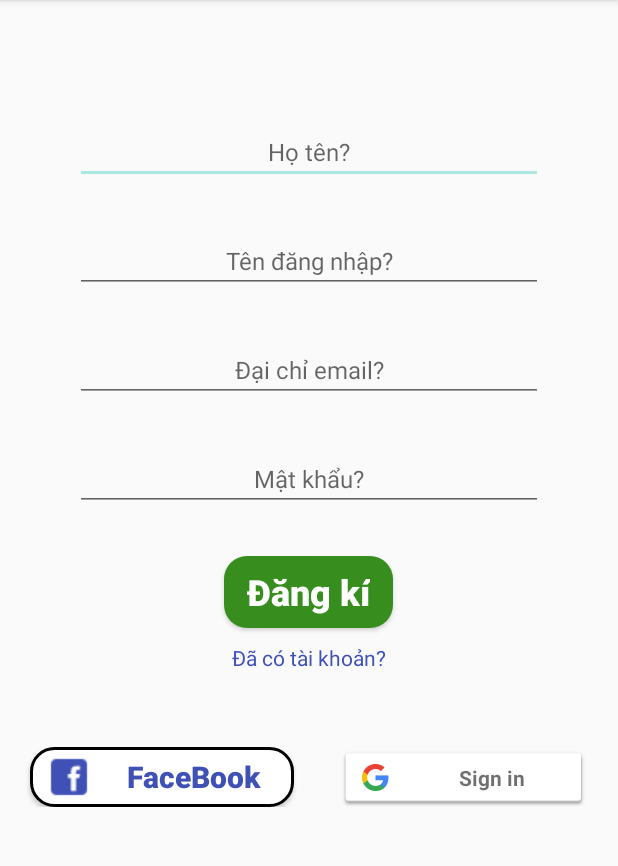
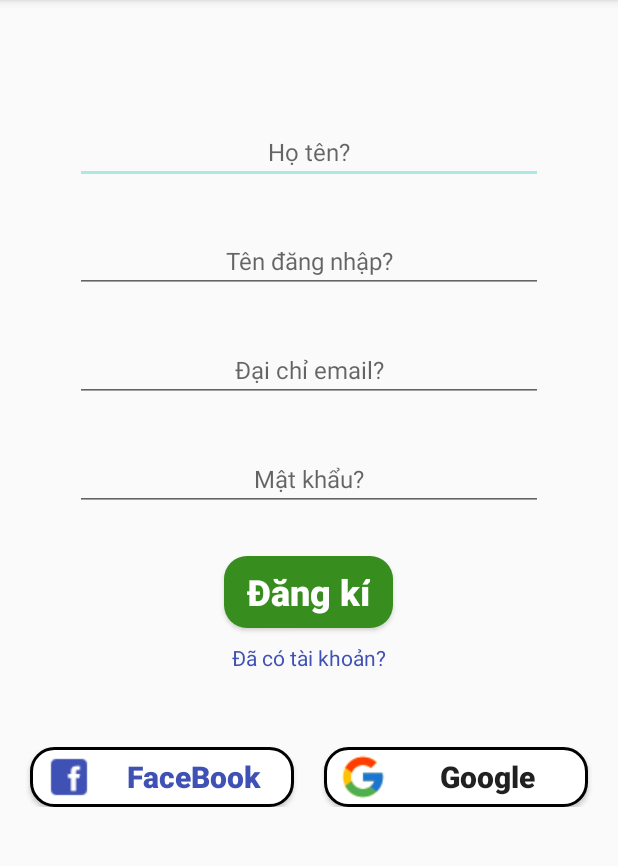
Before and after one commit to leomaster114/EasyEngApp, an Android app: the RegisterActivity screen opened directly, with no data from a screen before it, on a phone screen of 412 x 824 dp, the part 84-950 px from its top. Run offline under Robolectric (Android 15) with nearby library versions, the light colour scheme and no system bars; our stand-ins replace Firebase (no records; nobody signed in at launch, a user with empty details on screens opened directly).

Commit message:
signout progressbar

```diff
--- a/app/build.gradle
+++ b/app/build.gradle
@@ -40,4 +40,5 @@ dependencies {
     implementation 'com.google.firebase:firebase-auth:19.3.1'
     implementation 'com.google.android.gms:play-services-auth:18.0.0'
     implementation 'com.squareup.picasso:picasso:2.5.2'
+    implementation 'de.hdodenhof:circleimageview:3.1.0'
 }
--- a/app/src/main/java/com/example/easyengapp/Activity/RegisterActivity.java
+++ b/app/src/main/java/com/example/easyengapp/Activity/RegisterActivity.java
@@ -15,6 +15,7 @@ import android.view.MenuItem;
 import android.view.View;
 import android.widget.Button;
 import android.widget.EditText;
+import android.widget.ProgressBar;
 import android.widget.TextView;
 import android.widget.Toast;
 
@@ -45,9 +46,9 @@ import retrofit2.Response;
 
 public class RegisterActivity extends AppCompatActivity implements View.OnClickListener {
     EditText edt_email,edt_name,edt_pass,edt_username;
-    Button btn_register, btn_login_fb;
-    SignInButton signInButton;
+    Button btn_register, btn_login_fb, btn_login_gg;
     TextView tv_have_acc;
+    private ProgressBar progressBar;
     public static GoogleSignInClient signInClient;
     //Declare an instance of FirebaseAuth
     private FirebaseAuth mAuth;
@@ -62,12 +63,13 @@ public class RegisterActivity extends AppCompatActivity implements View.OnClickL
         edt_username = findViewById(R.id.edt_username);
         btn_register = findViewById(R.id.btn_register);
         btn_login_fb = findViewById(R.id.btn_login_fb);
-        signInButton = findViewById(R.id.btn_login_gg);
+        btn_login_gg = findViewById(R.id.btn_login_gg);
         tv_have_acc = findViewById(R.id.tv_have_acc);
+        progressBar = findViewById(R.id.progressBar);
         // click event
         btn_register.setOnClickListener(this);
         btn_login_fb.setOnClickListener(this);
-        signInButton.setOnClickListener(this);
+        btn_login_gg.setOnClickListener(this);
         tv_have_acc.setOnClickListener(this);
         // Initialize Firebase Auth
         mAuth = FirebaseAuth.getInstance();
@@ -102,6 +104,7 @@ public class RegisterActivity extends AppCompatActivity implements View.OnClickL
         switch (v.getId()){
             case R.id.btn_register:{// click Dang ky
                 //save in database
+                progressBar.setVisibility(View.VISIBLE);
                 UserRegister();
                 break;
             }
@@ -114,6 +117,7 @@ public class RegisterActivity extends AppCompatActivity implements View.OnClickL
             }
             case R.id.btn_login_gg:{
                 // xử lý login bằng google
+                progressBar.setVisibility(View.VISIBLE);
                LoginGoogle();
                 break;
             }
@@ -155,9 +159,11 @@ public class RegisterActivity extends AppCompatActivity implements View.OnClickL
         mAuth.signInWithCredential(authCredential).addOnCompleteListener(this, new OnCompleteListener<AuthResult>() {
             @Override
             public void onComplete(@NonNull Task<AuthResult> task) {
+                progressBar.setVisibility(View.GONE);
                 if(task.isSuccessful()){
                     Toast.makeText(RegisterActivity.this,"Successfully",Toast.LENGTH_SHORT).show();
                     FirebaseUser user = mAuth.getCurrentUser();
+
                     updateUI(user);
 
                 }else{
@@ -243,6 +249,7 @@ public class RegisterActivity extends AppCompatActivity implements View.OnClickL
             public void onResponse(Call<RegisterResponse> call, Response<RegisterResponse> response) {
                 RegisterResponse result = response.body();
                 if(result.isStatus()){
+                    progressBar.setVisibility(View.GONE);
                     Toast.makeText(RegisterActivity.this,"Đăng ký thành công",Toast.LENGTH_LONG).show();
                     Intent intent = new Intent(RegisterActivity.this,LoginActivity.class);
                     startActivity(intent);
--- a/app/src/main/res/layout/activity_register.xml
+++ b/app/src/main/res/layout/activity_register.xml
@@ -113,10 +113,12 @@
                     android:textColor="#3F51B5"
                     android:textSize="20sp"
                     android:textStyle="bold" />
-                <com.google.android.gms.common.SignInButton
+                <Button
                     android:id="@+id/btn_login_gg"
                     android:layout_width="0dp"
                     android:layout_height="40dp"
+                    android:drawableLeft="@drawable/logogg"
+                    android:background="@drawable/btn_login_fb"
                     android:layout_marginLeft="10dp"
                     android:layout_marginRight="20dp"
                     android:layout_weight="1"
@@ -126,6 +128,13 @@
                     android:textSize="20dp"
                     android:textStyle="bold"/>
             </LinearLayout>
+            <ProgressBar
+                android:id="@+id/progressBar"
+                android:layout_width="30dp"
+                android:layout_height="30dp"
+                android:layout_gravity="center|bottom"
+                android:layout_marginBottom="20dp"
+                android:visibility="gone" />
         </LinearLayout>
     </FrameLayout>
 
--- a/app/src/main/res/menu/option_menu_loginactivity.xml
+++ b/app/src/main/res/menu/option_menu_loginactivity.xml
@@ -11,4 +11,7 @@
     <item
         android:id="@+id/App_setup"
         android:title="@string/set_up" />
+    <item
+        android:id="@+id/App_feedback"
+        android:title="@string/feed_back" />
 </menu>
--- a/app/src/main/res/menu/option_menu_main.xml
+++ b/app/src/main/res/menu/option_menu_main.xml
@@ -7,4 +7,8 @@
     <item
         android:id="@+id/App_setup"
         android:title="@string/set_up" />
+    <item
+        android:id="@+id/App_feedback"
+        android:title="@string/feed_back" />
+
 </menu>
--- a/app/src/main/res/values/strings.xml
+++ b/app/src/main/res/values/strings.xml
@@ -5,6 +5,7 @@
     //option menu
     <string name="app_info">Thông tin ứng dụng</string>
     <string name="set_up">Cài đặt</string>
+    <string name="feed_back">Báo cáo ứng dụng</string>
     <string name="hint_email_login">Tên tài khoản?</string>
     <string name="hint_password_login">Mật khẩu của bạn?</string>
     <string name="text_login">Đăng nhập</string>
```
Also changed, not shown: app/src/main/java/com/example/easyengapp/Fragment/LoginFragment.java (+6 -1 lines), app/src/main/java/com/example/easyengapp/Fragment/ProfileFagment.java (+36 -3 lines), app/src/main/res/layout/fragment_login.xml (+7 -0 lines).
